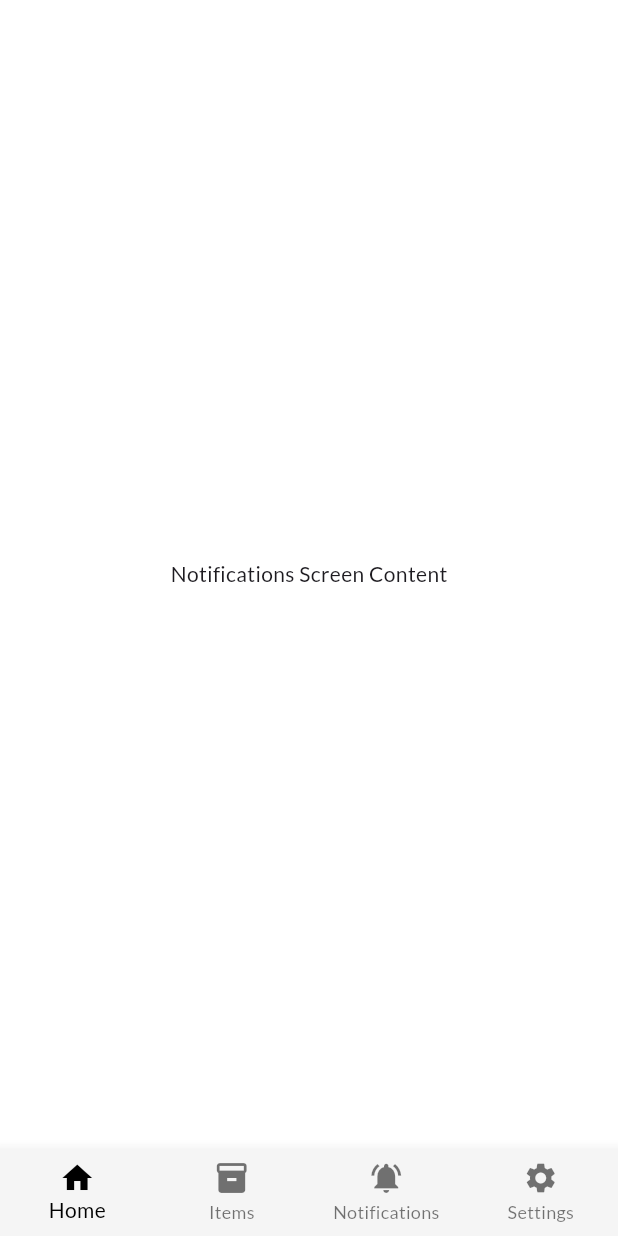
After one commit to AlexisIvan2000/ShelfMind, a Flutter app: the NotificationsScreen screen opened directly, on a phone screen of 412 x 824 dp. The commit adds this screen. Run offline on Flutter 3.47's test engine with Material 3 defaults, Android fonts, the phone set to English and light mode, and no system bars; our stand-ins replace google_fonts.

Commit message:
Added dashboard, inventory, notifications, and settings screens with a navigation bar

```diff
--- /dev/null
+++ b/front_end/lib/screens/notifications.dart
@@ -0,0 +1,16 @@
+import 'package:flutter/material.dart';
+import 'package:front_end/widgets/dashboard/navigation.dart';
+
+class NotificationsScreen extends StatelessWidget {
+  const NotificationsScreen({super.key});
+
+  @override
+  Widget build(BuildContext context) {
+    return Scaffold(
+      body: const Center(
+        child: Text('Notifications Screen Content'),
+      ),
+      bottomNavigationBar: const NavigateBar(),
+    );
+  }
+}
```
Also changed, not shown: front_end/lib/screens/inventory.dart (added, +16 -0 lines), front_end/lib/screens/settings.dart (added, +16 -0 lines), front_end/lib/widgets/dashboard/navigation.dart (+25 -0 lines).
